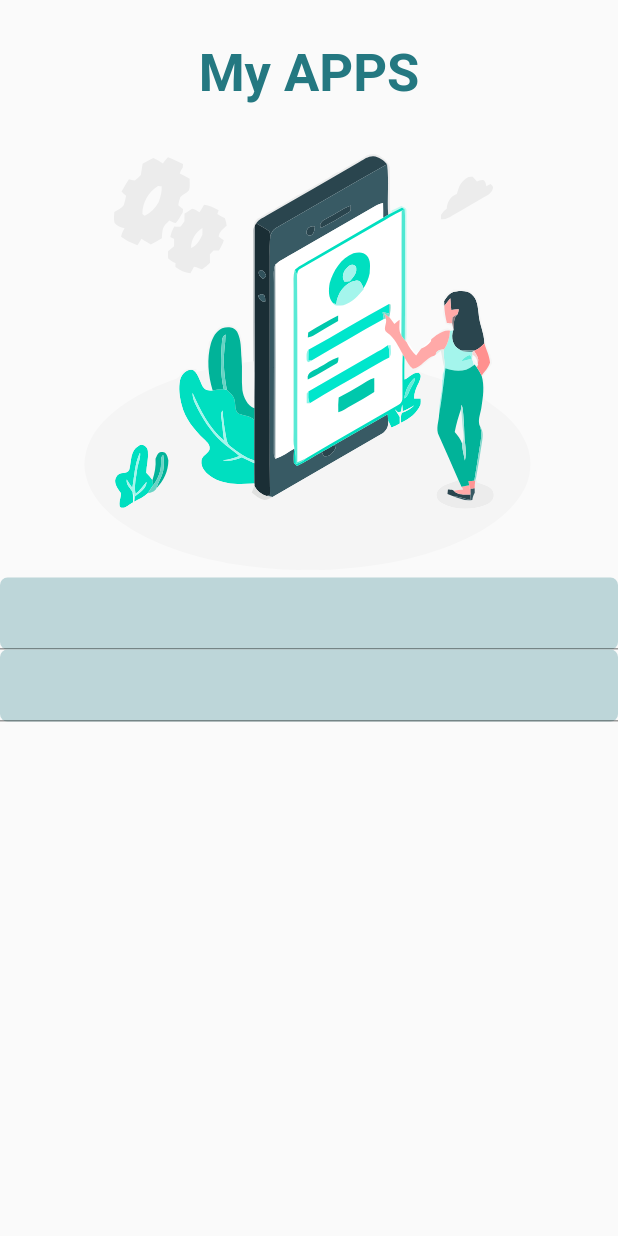
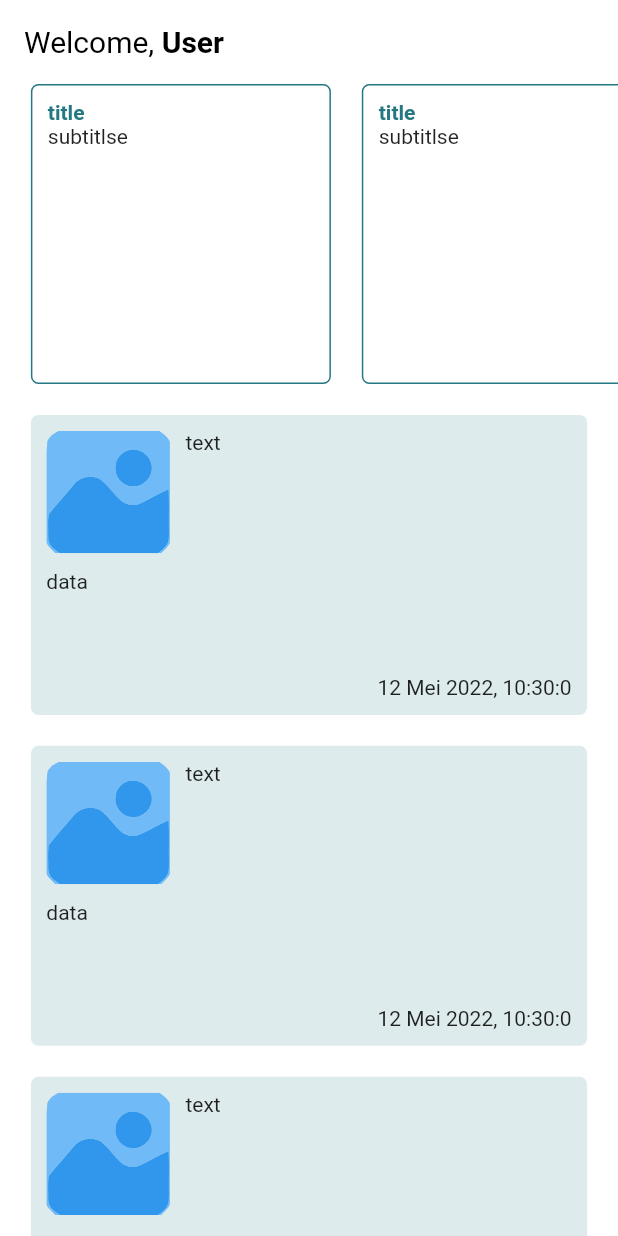
Before and after one commit to Nialixus/flutter-restapi, a Flutter app: the screen it shows after launch, on a phone screen of 412 x 824 dp. Run offline on Flutter 3.47's test engine with Material 2 defaults, Android fonts, the phone set to English and light mode, and no system bars; our stand-ins replace flutter_svg.

Commit message:
Add dashboard

```diff
--- /dev/null
+++ b/lib/src/dashboard/dashboard.dart
@@ -0,0 +1,132 @@
+import 'package:flutter/material.dart';
+import 'package:flutter_svg/flutter_svg.dart';
+import 'package:restapi_sample/src/misc/readablestring.dart';
+
+/// Opened after user authentication.
+///
+/// showing list of data from Rest API.
+class Dashboard extends StatelessWidget {
+  const Dashboard({Key? key}) : super(key: key);
+
+  @override
+  Widget build(BuildContext context) {
+    ThemeData theme = Theme.of(context);
+
+    return Scaffold(
+      backgroundColor: theme.canvasColor,
+      // Dashboard's header.
+      appBar: AppBar(
+          elevation: 0.0,
+          shadowColor: Colors.transparent,
+          backgroundColor: theme.canvasColor,
+          title: Text.rich(TextSpan(children: [
+            for (int x = 0; x < 2; x++)
+              TextSpan(
+                  text: ['Welcome, ', 'User'][x],
+                  style: TextStyle(
+                    color: Colors.black,
+                    fontWeight: [FontWeight.normal, FontWeight.bold][x],
+                  ))
+          ]))),
+
+      // Dashboard's body.
+      body: Column(
+        children: [
+          // Horizontal list.
+          SizedBox(
+            height: 200,
+            child: ListView.builder(
+                scrollDirection: Axis.horizontal,
+                itemCount: 10,
+                itemBuilder: (_, x) => _horItem(context, isLast: x == 9)),
+          ),
+
+          // Vertical list.
+          Expanded(
+              child: ListView.builder(
+                  itemCount: 10,
+                  itemBuilder: (_, x) => _verItem(context, isLast: x == 9)))
+        ],
+      ),
+    );
+  }
+}
+
+/// Horizontal item of [Dashboard].
+Widget _horItem(BuildContext context, {required bool isLast}) {
+  ThemeData theme = Theme.of(context);
+  double padding = MediaQuery.of(context).size.width * 0.05;
+
+  return Container(
+      width: 200,
+      margin: EdgeInsets.only(
+        left: padding,
+        right: isLast ? padding : 0.0,
+      ),
+      padding: EdgeInsets.all(padding / 2),
+      decoration: BoxDecoration(
+          borderRadius: BorderRadius.circular(5.0),
+          border: Border.all(
+            width: 1,
+            color: theme.primaryColor,
+          )),
+      child: Column(
+          crossAxisAlignment: CrossAxisAlignment.start,
+          mainAxisSize: MainAxisSize.min,
+          children: [
+            // Horizontal Item's Title.
+            Text('title',
+                maxLines: 1,
+                overflow: TextOverflow.ellipsis,
+                style: TextStyle(
+                  color: theme.primaryColor,
+                  fontWeight: FontWeight.bold,
+                )),
+
+            // Horizontal Item's Content.
+            const Expanded(
+                child: Text(
+              'subtitlse',
+              overflow: TextOverflow.ellipsis,
+            ))
+          ]));
+}
+
+/// Vertical item of [Dashboard].
+Widget _verItem(BuildContext context, {required bool isLast}) {
+  ThemeData theme = Theme.of(context);
+  double width = MediaQuery.of(context).size.width;
+  double padding = width * 0.05;
+
+  return Container(
+      decoration: BoxDecoration(
+          color: theme.cardColor, borderRadius: BorderRadius.circular(5.0)),
+      margin: EdgeInsets.fromLTRB(
+          padding, padding, padding, isLast ? padding : 0.0),
+      padding: EdgeInsets.all(padding / 2),
+      height: 200,
+      child: Column(crossAxisAlignment: CrossAxisAlignment.start, children: [
+        // Vertical Item's Cover & Title.
+        Row(crossAxisAlignment: CrossAxisAlignment.start, children: [
+          SvgPicture.asset(
+            'assets/cover.svg',
+            width: width * 0.2,
+            height: width * 0.2,
+          ),
+          SizedBox(width: padding / 2),
+          const Expanded(child: Text('text'))
+        ]),
+
+        // Vertical Item's Content.
+        Expanded(
+          child: Padding(
+              padding: EdgeInsets.symmetric(vertical: padding / 2),
+              child: const Text('data')),
+        ),
+
+        // Vertical Item's Date.
+        Align(
+            alignment: Alignment.centerRight,
+            child: Text(DateTime.now().toReadableString)),
+      ]));
+}
--- a/lib/src/login.dart
+++ /dev/null
@@ -1,55 +0,0 @@
-import 'package:flutter/material.dart';
-import 'package:flutter_svg/flutter_svg.dart';
-
-/// Login page.
-class Login extends StatelessWidget {
-  const Login({Key? key}) : super(key: key);
-
-  @override
-  Widget build(BuildContext context) {
-    return Scaffold(
-      body: CustomScrollView(
-        shrinkWrap: true,
-        slivers: [
-          /// Login's header.
-          SliverAppBar(
-              floating: true,
-              elevation: 0.0,
-              backgroundColor: Colors.transparent,
-              centerTitle: true,
-              toolbarHeight: kToolbarHeight * 1.75,
-              title: const Text('My APPS'),
-              titleTextStyle: TextStyle(
-                color: Theme.of(context).primaryColor,
-                fontWeight: FontWeight.bold,
-                fontSize: 35.0,
-              )),
-
-          /// Login's body.
-          SliverList(
-            delegate: SliverChildListDelegate(
-              [
-                /// Illustration.
-                SvgPicture.asset('assets/illustration.svg'),
-
-                /// Textfields.
-                for (int x = 0; x < 2; x++)
-                  Container(
-                    decoration: BoxDecoration(
-                        borderRadius: BorderRadius.circular(5.0),
-                        color: const Color.fromRGBO(189, 214, 217, 1)),
-                    child: TextField(
-                      decoration: InputDecoration(
-                          hoverColor: Colors.blue,
-                          fillColor: Colors.red,
-                          prefixText: ['Username', 'Password'][x]),
-                    ),
-                  ),
-              ],
-            ),
-          ),
-        ],
-      ),
-    );
-  }
-}
```
Also changed, not shown: lib/main.dart (+12 -18 lines), lib/src/login/login.dart (added, +75 -0 lines), lib/src/misc/readablestring.dart (added, +32 -0 lines).
